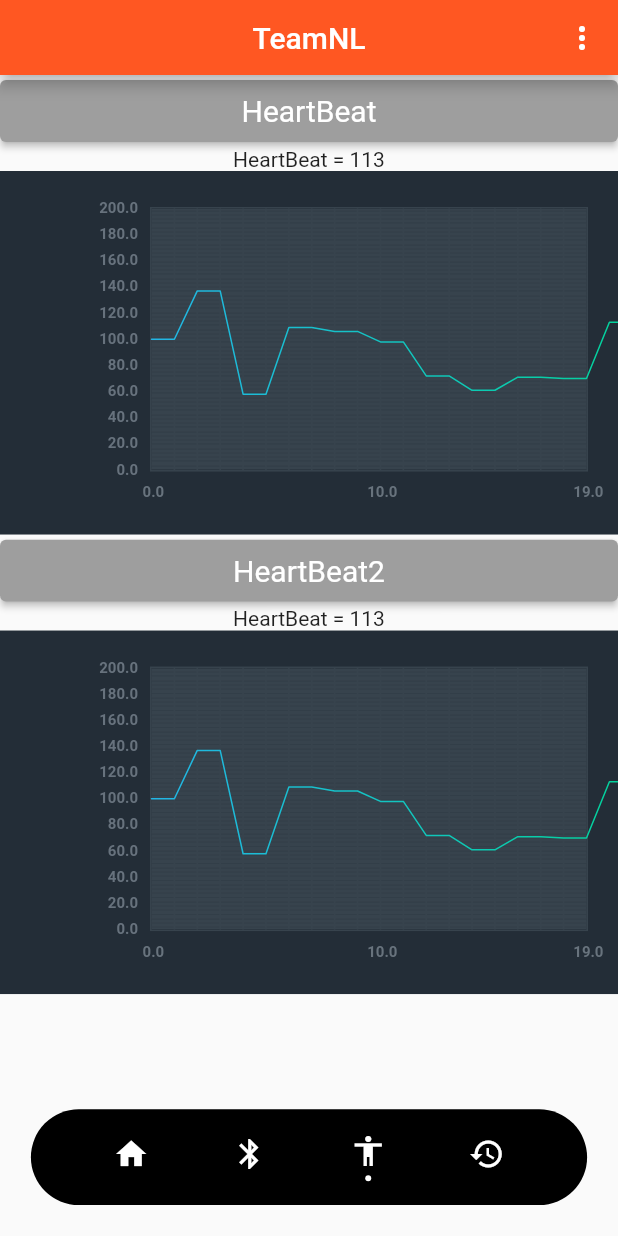
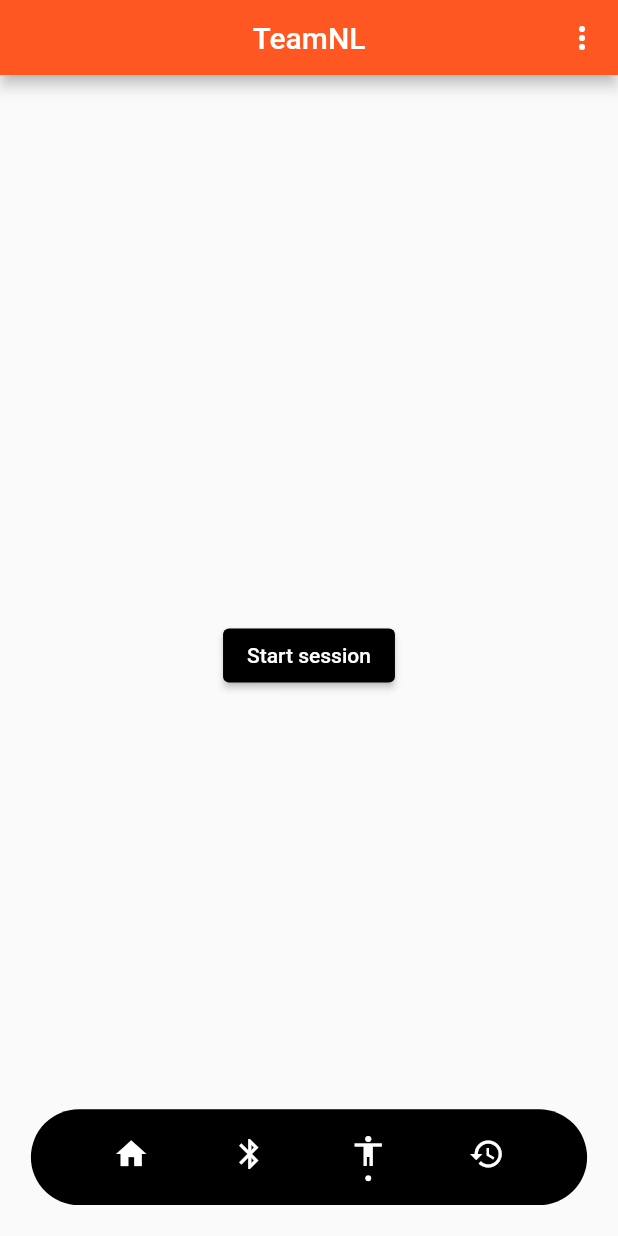
Before and after one commit to serg-and/team-nl-iot-2022, a Flutter app: the Routing screen opened directly, item 3 of the bottom bar chosen, on a phone screen of 412 x 824 dp. Run offline on Flutter 3.47's test engine with Material 2 defaults, Android fonts, the light colour scheme and no system bars; drawn by our look-alikes of fl_chart; our stand-ins replace flutter_blue_plus, shared_preferences, smooth_page_indicator; accounts and stored records are empty.

Commit message:
A button has been added to navigate to heart rate data. The heart rate starts when the button is pressed.

```diff
--- /dev/null
+++ b/src/flutter/app/lib/current_session.dart
@@ -0,0 +1,29 @@
+
+import 'package:app/HeartbeatData.dart';
+import 'package:flutter/cupertino.dart';
+import 'package:flutter/material.dart';
+
+import 'main.dart';
+
+class Current extends StatelessWidget {
+  const Current ({super.key});
+
+  @override
+  Widget build(BuildContext context) {
+    return Scaffold(
+      appBar: CustomAppBar("Current"),
+      body: Center(
+          child: ElevatedButton(
+              onPressed: () {
+                Navigator.push(context, MaterialPageRoute(builder: (context)=> HeartBeatPage()));
+              },
+              child: Text('Start session'),
+            style: ElevatedButton.styleFrom(
+              backgroundColor: Colors.black
+            ),
+          ),
+
+      ),
+    ); //
+  }
+}
--- a/src/flutter/app/lib/routing.dart
+++ b/src/flutter/app/lib/routing.dart
@@ -1,5 +1,6 @@
-import 'package:app/HeartbeatData.dart';
+
 import 'package:app/bluetooth/pages/bluetooth_page.dart';
+import 'package:app/current_session.dart';
 import 'package:app/sessions.history.dart';
 import 'package:flutter/material.dart';
 
@@ -21,7 +22,7 @@ class _RoutingState extends State<Routing> {
   List routing = [
     Home(),
     const Bluetooth(),
-    const HeartBeatPage(),
+    const Current(),
     const History()
   ];
   @override
```
